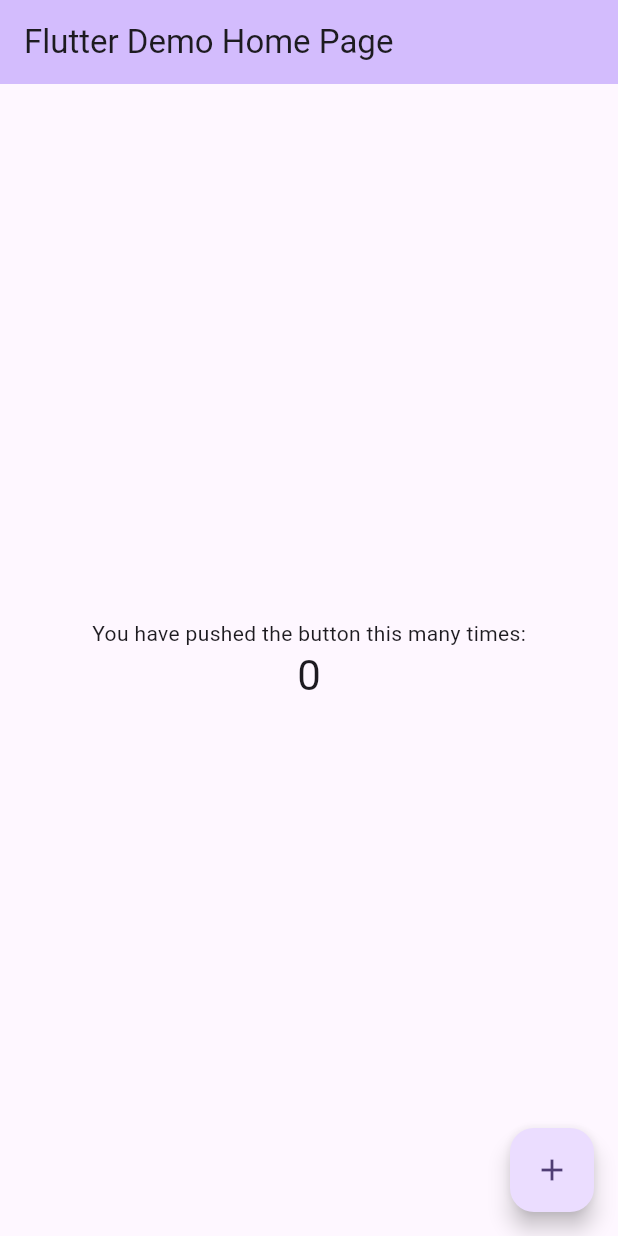
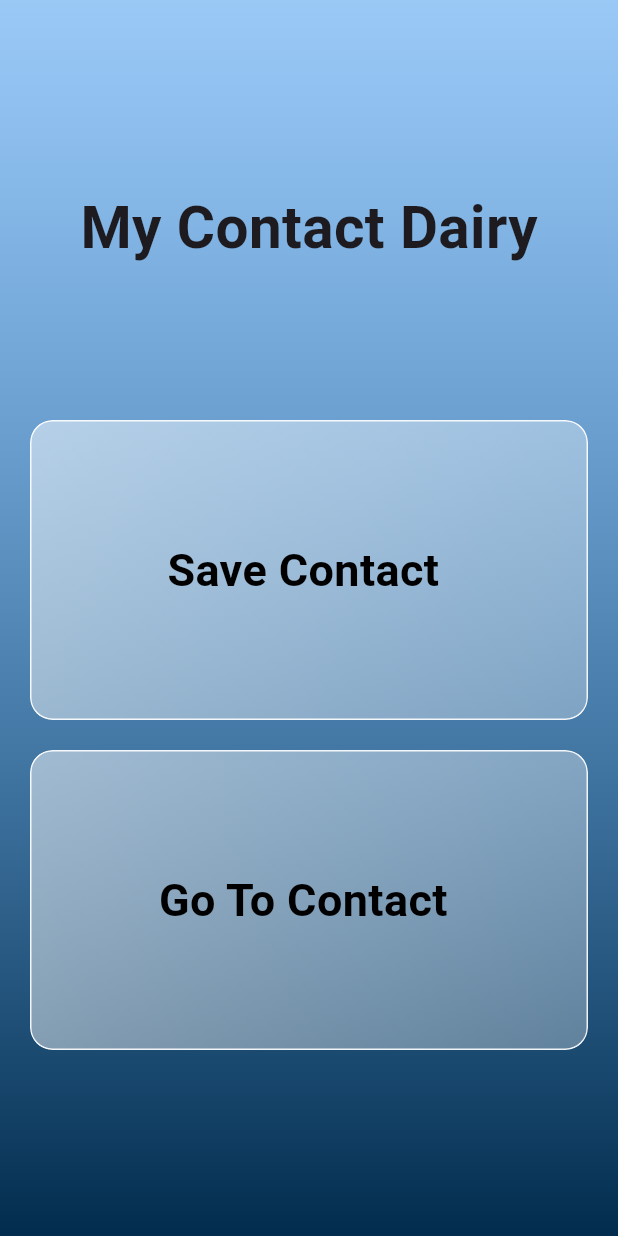
Before and after one commit to Daniellmm/https---github.com-Daniellmm-contactAPP, a Flutter app: the screen it shows after launch, on a phone screen of 412 x 824 dp. Run offline on Flutter 3.47's test engine with Material 3 defaults, Android fonts, the phone set to English and light mode, and no system bars.

Commit message:
first commit

```diff
--- a/lib/main.dart
+++ b/lib/main.dart
@@ -1,3 +1,4 @@
+import 'package:contactapp/pages/home_page.dart';
 import 'package:flutter/material.dart';
 
 void main() {
@@ -11,115 +12,8 @@ class MyApp extends StatelessWidget {
   @override
   Widget build(BuildContext context) {
     return MaterialApp(
-      title: 'Flutter Demo',
-      theme: ThemeData(
-        // This is the theme of your application.
-        //
-        // TRY THIS: Try running your application with "flutter run". You'll see
-        // the application has a blue toolbar. Then, without quitting the app,
-        // try changing the seedColor in the colorScheme below to Colors.green
-        // and then invoke "hot reload" (save your changes or press the "hot
-        // reload" button in a Flutter-supported IDE, or press "r" if you used
-        // the command line to start the app).
-        //
-        // Notice that the counter didn't reset back to zero; the application
-        // state is not lost during the reload. To reset the state, use hot
-        // restart instead.
-        //
-        // This works for code too, not just values: Most code changes can be
-        // tested with just a hot reload.
-        colorScheme: ColorScheme.fromSeed(seedColor: Colors.deepPurple),
-        useMaterial3: true,
-      ),
-      home: const MyHomePage(title: 'Flutter Demo Home Page'),
+      debugShowCheckedModeBanner: false,
+      home: home_screen(),
     );
   }
 }
-
-class MyHomePage extends StatefulWidget {
-  const MyHomePage({super.key, required this.title});
-
-  // This widget is the home page of your application. It is stateful, meaning
-  // that it has a State object (defined below) that contains fields that affect
-  // how it looks.
-
-  // This class is the configuration for the state. It holds the values (in this
-  // case the title) provided by the parent (in this case the App widget) and
-  // used by the build method of the State. Fields in a Widget subclass are
-  // always marked "final".
-
-  final String title;
-
-  @override
-  State<MyHomePage> createState() => _MyHomePageState();
-}
-
-class _MyHomePageState extends State<MyHomePage> {
-  int _counter = 0;
-
-  void _incrementCounter() {
-    setState(() {
-      // This call to setState tells the Flutter framework that something has
-      // changed in this State, which causes it to rerun the build method below
-      // so that the display can reflect the updated values. If we changed
-      // _counter without calling setState(), then the build method would not be
-      // called again, and so nothing would appear to happen.
-      _counter++;
-    });
-  }
-
-  @override
-  Widget build(BuildContext context) {
-    // This method is rerun every time setState is called, for instance as done
-    // by the _incrementCounter method above.
-    //
-    // The Flutter framework has been optimized to make rerunning build methods
-    // fast, so that you can just rebuild anything that needs updating rather
-    // than having to individually change instances of widgets.
-    return Scaffold(
-      appBar: AppBar(
-        // TRY THIS: Try changing the color here to a specific color (to
-        // Colors.amber, perhaps?) and trigger a hot reload to see the AppBar
-        // change color while the other colors stay the same.
-        backgroundColor: Theme.of(context).colorScheme.inversePrimary,
-        // Here we take the value from the MyHomePage object that was created by
-        // the App.build method, and use it to set our appbar title.
-        title: Text(widget.title),
-      ),
-      body: Center(
-        // Center is a layout widget. It takes a single child and positions it
-        // in the middle of the parent.
-        child: Column(
-          // Column is also a layout widget. It takes a list of children and
-          // arranges them vertically. By default, it sizes itself to fit its
-          // children horizontally, and tries to be as tall as its parent.
-          //
-          // Column has various properties to control how it sizes itself and
-          // how it positions its children. Here we use mainAxisAlignment to
-          // center the children vertically; the main axis here is the vertical
-          // axis because Columns are vertical (the cross axis would be
-          // horizontal).
-          //
-          // TRY THIS: Invoke "debug painting" (choose the "Toggle Debug Paint"
-          // action in the IDE, or press "p" in the console), to see the
-          // wireframe for each widget.
-          mainAxisAlignment: MainAxisAlignment.center,
-          children: <Widget>[
-            const Text(
-              'You have pushed the button this many times:',
-            ),
-            Text(
-              '$_counter',
-              style: Theme.of(context).textTheme.headlineMedium,
-            ),
-          ],
-        ),
-      ),
-      floatingActionButton: FloatingActionButton(
-        onPressed: _incrementCounter,
-        tooltip: 'Increment',
-        child: const Icon(Icons.add),
-      ), // This trailing comma makes auto-formatting nicer for build methods.
-    );
-  }
-}
--- /dev/null
+++ b/lib/pages/home_page.dart
@@ -0,0 +1,159 @@
+import 'dart:ui';
+
+import 'package:contactapp/pages/new_contact.dart';
+import 'package:contactapp/pages/search.dart';
+import 'package:flutter/material.dart';
+
+class home_screen extends StatefulWidget {
+  const home_screen({super.key});
+
+  @override
+  State<home_screen> createState() => _home_screenState();
+}
+
+class _home_screenState extends State<home_screen> {
+  @override
+  Widget build(BuildContext context) {
+    return SafeArea(
+      child: Scaffold(
+          body: Container(
+        padding: EdgeInsets.only(right: 20, left: 20),
+        height: double.infinity,
+        width: double.infinity,
+        decoration: BoxDecoration(
+          gradient: LinearGradient(
+            begin: Alignment.topRight,
+            end: Alignment.bottomRight,
+            colors: [
+              Color.fromARGB(118, 39, 147, 236),
+              Color.fromARGB(255, 2, 44, 77)
+            ],
+          ),
+        ),
+        child: Column(
+          crossAxisAlignment: CrossAxisAlignment.center,
+          mainAxisAlignment: MainAxisAlignment.center,
+          children: [
+            Align(
+              alignment: Alignment.topCenter,
+              child: Text(
+                'My Contact Dairy',
+                style: TextStyle(fontWeight: FontWeight.bold, fontSize: 39),
+              ),
+            ),
+            SizedBox(
+              height: 100,
+            ),
+            InkWell(
+              onTap: () {
+                Navigator.push(
+                    context, MaterialPageRoute(builder: (context) => new_in()));
+              },
+              child: ClipRRect(
+                borderRadius: BorderRadius.circular(15),
+                child: Container(
+                  height: 200,
+                  width: 400,
+                  child: Center(
+                    child: Stack(children: [
+                      // blur effect
+                      BackdropFilter(
+                        filter: ImageFilter.blur(
+                          sigmaX: 5,
+                          sigmaY: 5,
+                        ),
+                      ),
+
+                      // gradient effect
+                      Container(
+                        decoration: BoxDecoration(
+                          border:
+                              Border.all(color: Colors.white.withOpacity(0.9)),
+                          borderRadius: BorderRadius.circular(15),
+                          gradient: LinearGradient(
+                            begin: Alignment.topLeft,
+                            end: Alignment.bottomRight,
+                            colors: [
+                              Colors.white.withOpacity(0.5),
+                              Colors.white.withOpacity(0.3),
+                            ],
+                          ),
+                        ),
+                      ),
+
+                      // child
+                      Center(
+                        child: Text(
+                          'Save Contact ',
+                          style: TextStyle(
+                              color: Colors.black,
+                              fontSize: 30,
+                              fontWeight: FontWeight.bold),
+                        ),
+                      ),
+                    ]),
+                  ),
+                ),
+              ),
+            ),
+            SizedBox(
+              height: 20,
+            ),
+            InkWell(
+              onTap: () {
+                Navigator.push(
+                    context, MaterialPageRoute(builder: (context) => update()));
+              },
+              child: ClipRRect(
+                borderRadius: BorderRadius.circular(15),
+                child: Container(
+                  height: 200,
+                  width: 400,
+                  child: Center(
+                    child: Stack(children: [
+                      // blur effect
+                      BackdropFilter(
+                        filter: ImageFilter.blur(
+                          sigmaX: 5,
+                          sigmaY: 5,
+                        ),
+                      ),
+
+                      // gradient effect
+                      Container(
+                        decoration: BoxDecoration(
+                          border:
+                              Border.all(color: Colors.white.withOpacity(0.9)),
+                          borderRadius: BorderRadius.circular(15),
+                          gradient: LinearGradient(
+                            begin: Alignment.topLeft,
+                            end: Alignment.bottomRight,
+                            colors: [
+                              Colors.white.withOpacity(0.5),
+                              Colors.white.withOpacity(0.3),
+                            ],
+                          ),
+                        ),
+                      ),
+
+                      // child
+                      Center(
+                        child: Text(
+                          'Go To Contact ',
+                          style: TextStyle(
+                              color: Colors.black,
+                              fontSize: 30,
+                              fontWeight: FontWeight.bold),
+                        ),
+                      ),
+                    ]),
+                  ),
+                ),
+              ),
+            ),
+          ],
+        ),
+      )),
+    );
+  }
+}
```
Also changed, not shown: lib/pages/new_contact.dart (added, +110 -0 lines), lib/pages/search.dart (added, +42 -0 lines).
